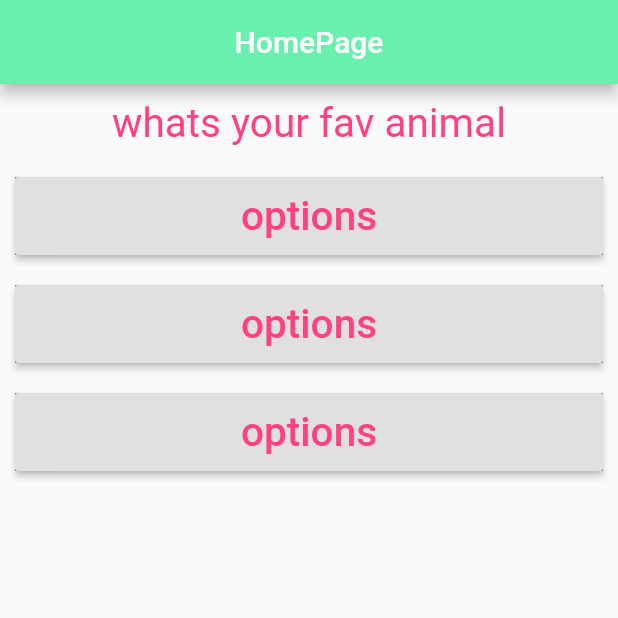
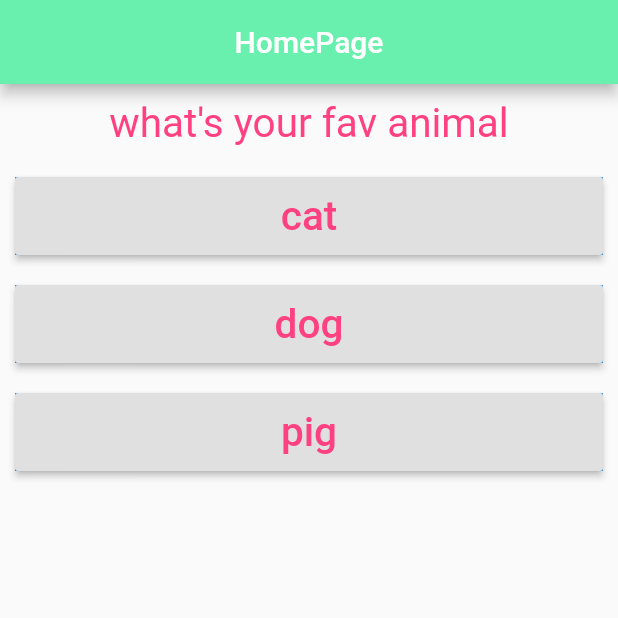
Before and after one commit to SubashMuruganDev/Flutter-QuizApp, a Flutter app: the screen it shows after launch, on a phone screen of 412 x 824 dp, the top half of it. Run offline on Flutter 3.47's test engine with Material 2 defaults, Android fonts, the phone set to English and light mode, and no system bars.

Commit message:
Maping List Into Widget

```diff
--- a/lib/C_ButtonWidget.dart
+++ b/lib/C_ButtonWidget.dart
@@ -3,12 +3,11 @@ import 'package:flutter/material.dart';
 import './C_TextWidget.dart';
 
 class C_ButtonWidget extends StatelessWidget {
-
   final Function dataHandler;
-
+  final String answerText;
   C_ButtonWidget(
-    this.dataHandler,
-  );//constructor reciving function
+    this.dataHandler,this.answerText
+  ); //constructor reciving function
 
   @override
   Widget build(BuildContext context) {
@@ -17,7 +16,7 @@ class C_ButtonWidget extends StatelessWidget {
       color: Colors.blue[500],
       margin: EdgeInsets.all(10),
       child: RaisedButton(
-        child: C_TextWidget('options'),
+        child: C_TextWidget(this.answerText),
         onPressed: dataHandler,
       ),
     );
--- a/lib/main.dart
+++ b/lib/main.dart
@@ -17,17 +17,31 @@ class MyApp extends StatefulWidget {
 
 class _MyAppState extends State<MyApp> {
   var _index = 0;
-  var _questions = [
-    'whats your fav animal',
-    'whats your fav movies',
-    'whats your fav food',
-    'whats your fav car',
-    'whats your fav bike',
-    'whats your fav plane',
+  var questions = [
+    {
+      "question": 'what\'s your fav animal',
+      "answer": [
+        'cat',
+        'dog',
+        'pig',
+      ],
+    },
+    {
+      "question": 'what\'s your fav food',
+      "answer": ['Checken Briyani', 'chickenLeg', 'FridRice', 'Dog Leg Soup'],
+    },
+    {
+      "question": 'what\'s your fav Car',
+      "answer": ['lamborgini', 'tata', 'innova', 'auto'],
+    },
+    {
+      "question": 'what\'s your fav bike',
+      "answer": ['R15', 'cycle', 'honda', 'RoyanEnfield'],
+    },
   ];
   void onPressed() {
     setState(() {
-      if (_index < _questions.length - 1) {
+      if (_index < questions.length - 1) {
         _index++;
       } else
         print(
@@ -50,11 +64,11 @@ class _MyAppState extends State<MyApp> {
         body: Column(
           children: [
             C_TextWidget(
-              _questions[_index],
+              questions[_index]['question'],
             ),
-            C_ButtonWidget(onPressed),
-            C_ButtonWidget(onPressed),
-            C_ButtonWidget(onPressed),
+            ...(questions[_index]['answer'] as List<String>).map((answer) {
+              return C_ButtonWidget(onPressed, answer);
+            }).toList()
           ],
         ),
       ),
```
